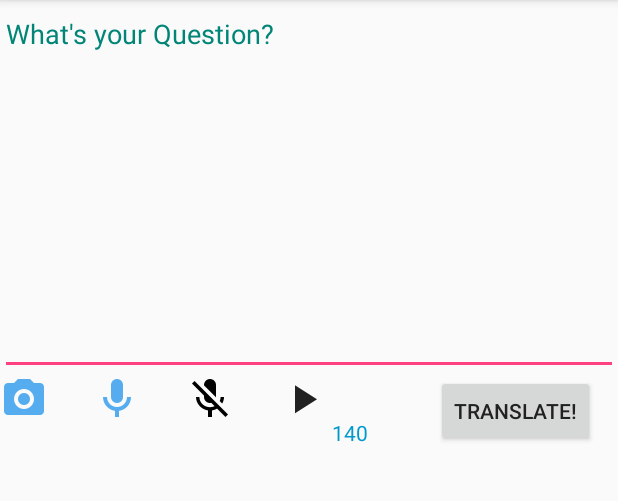
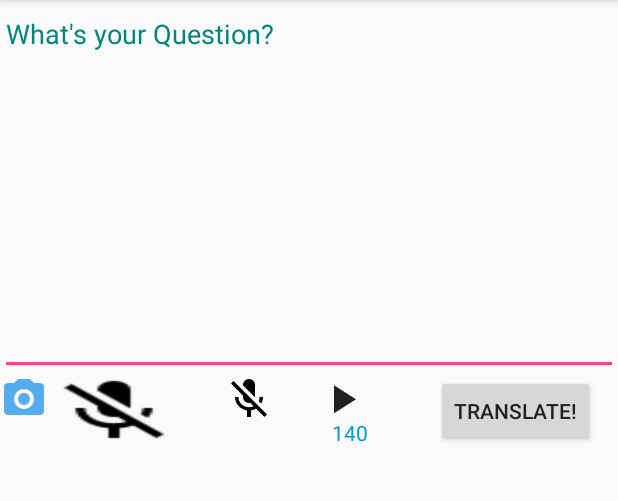
Before and after one commit to CPTeam1/translator, an Android app: the AskQuestion screen opened directly, with no data from a screen before it, on a phone screen of 412 x 824 dp, the part 84-585 px from its top. Run offline under Robolectric (Android 15) with nearby library versions, the phone set to English and light mode, and no system bars; our stand-ins replace ButterKnife; libraries missing offline, so code that uses them is left out: com.parse, org.parceler; pictures from the network do not load.

Commit message:
Playing with icons

```diff
--- a/Android/app/src/main/java/com/cp1/translator/activities/AskQuestion.java
+++ b/Android/app/src/main/java/com/cp1/translator/activities/AskQuestion.java
@@ -25,6 +25,7 @@ import android.widget.ImageButton;
 import android.widget.ImageView;
 import android.widget.TextView;
 import android.widget.Toast;
+import android.widget.ToggleButton;
 
 import com.cp1.translator.R;
 import com.cp1.translator.models.Entry;
@@ -59,7 +60,7 @@ public class AskQuestion extends AppCompatActivity {
     @Bind(R.id.etQs) EditText etQs;
     @Bind(R.id.tvChars) TextView tvCharsLeft;
     @Nullable @Bind(R.id.ivQsPic) ImageView ivQsPic;
-    @Nullable @Bind(R.id.ibRecAudio) ImageButton ibRecAudio;
+    @Nullable @Bind(R.id.ibRecAudio) ToggleButton ibRecAudio;
 
     private int textColor;
 
--- /dev/null
+++ b/Android/app/src/main/res/drawable/bt_mic_selector.xml
@@ -0,0 +1,10 @@
+<?xml version="1.0" encoding="utf-8"?>
+<selector xmlns:android="http://schemas.android.com/apk/res/android">
+
+    <item
+        android:state_selected="true"
+        android:drawable="@drawable/ic_trans_mic_off" />
+    <item
+        android:state_selected="false"
+        android:drawable="@drawable/ic_trans_mic" />
+</selector>
--- /dev/null
+++ b/Android/app/src/main/res/drawable/button_mic_pressed.xml
@@ -0,0 +1,6 @@
+<?xml version="1.0" encoding="utf-8"?>
+<shape xmlns:android="http://schemas.android.com/apk/res/android">
+    <solid android:color="#55acee"/>
+
+
+</shape>
--- /dev/null
+++ b/Android/app/src/main/res/drawable/ic_toggle_mic.xml
@@ -0,0 +1,8 @@
+<selector xmlns:android="http://schemas.android.com/apk/res/android">
+    <item
+        android:state_checked="false"
+        android:drawable="@drawable/ic_trans_mic_off" />
+    <item
+        android:state_checked="true"
+        android:drawable="@drawable/ic_trans_mic" />
+</selector>
--- /dev/null
+++ b/Android/app/src/main/res/drawable/ic_toggle_mic_bg.xml
@@ -0,0 +1,7 @@
+<?xml version="1.0" encoding="utf-8"?>
+<layer-list xmlns:android="http://schemas.android.com/apk/res/android">
+    <item android:id="@android:id/background"
+        android:drawable="@android:color/transparent" />
+    <item android:id="@android:id/toggle"
+        android:drawable="@drawable/ic_toggle_mic" />
+</layer-list>
--- a/Android/app/src/main/res/layout/activity_ask_question.xml
+++ b/Android/app/src/main/res/layout/activity_ask_question.xml
@@ -57,17 +57,16 @@
         android:layout_alignParentLeft="true"
         android:layout_alignParentStart="true" />
 
-    <ImageButton
+    <ToggleButton
         android:layout_width="wrap_content"
         android:layout_height="wrap_content"
         android:id="@+id/ibRecAudio"
-        android:src="@drawable/ic_trans_mic"
         android:onClick="onLaunchRecorder"
-        android:background="@android:color/transparent"
+        android:background="@drawable/ic_toggle_mic_bg"
         android:layout_below="@+id/etQs"
         android:layout_toRightOf="@+id/ibClickPic"
-        android:paddingLeft="30dp"
-         />
+        style="@style/toggleButton"
+        android:paddingLeft="30dp" />
     <ImageButton
         android:layout_width="wrap_content"
         android:layout_height="wrap_content"
--- a/Android/app/src/main/res/values/styles.xml
+++ b/Android/app/src/main/res/values/styles.xml
@@ -26,4 +26,15 @@
         <item name="android:background">#B6B6B6</item>
     </style>
 
+    <style name="Widget.Button.Toggle" parent="android:Widget">
+        <item name="android:background">@drawable/ic_toggle_mic_bg</item>
+        <item name="android:disabledAlpha">?android:attr/disabledAlpha</item>
+    </style>
+
+    <style name="toggleButton"  parent="@android:style/Theme.Black">
+        <item name="android:buttonStyleToggle">@style/Widget.Button.Toggle</item>
+        <item name="android:textOn"></item>
+        <item name="android:textOff"></item>
+    </style>
+
 </resources>
```
Also changed, not shown: Android/app/src/main/res/drawable-hdpi/ic_video.png (added), Android/app/src/main/res/drawable-hdpi/ic_video_off.png (added).
